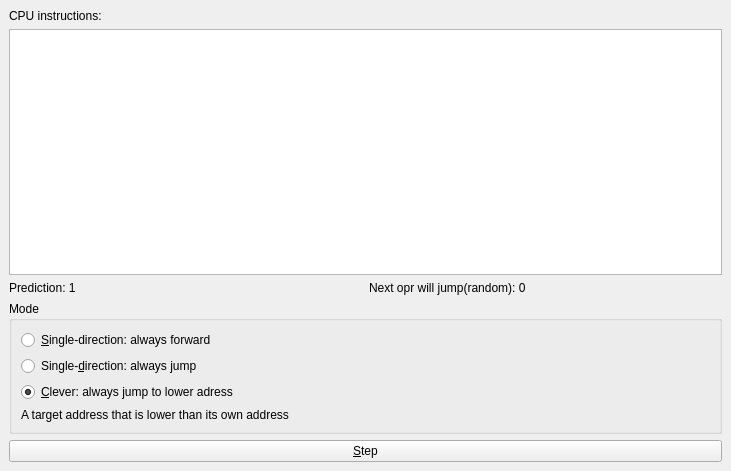
Above: mainwindow.ui from shlyakpavel/branch_predictor before the change. Below: the same form after it.
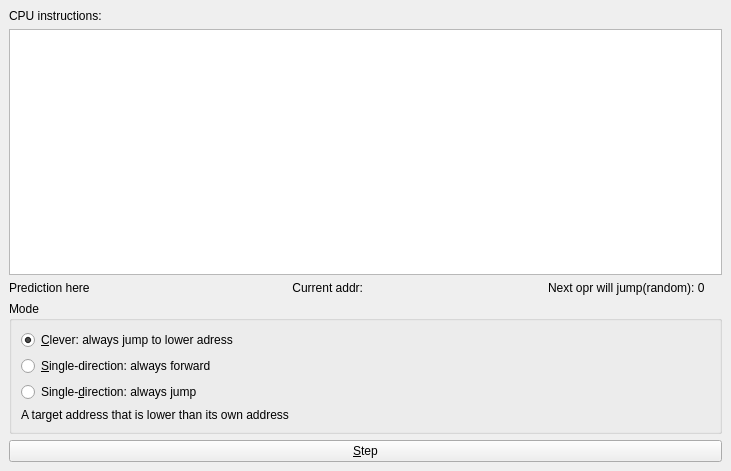
That is the form after the change.

```diff
--- a/mainwindow.ui
+++ b/mainwindow.ui
@@ -28,10 +28,27 @@
     </item>
     <item>
      <layout class="QHBoxLayout" name="horizontalLayout">
+      <item>
+       <widget class="QLabel" name="label_prediction">
+        <property name="text">
+         <string>Prediction here</string>
+        </property>
+       </widget>
+      </item>
+      <item>
+       <widget class="QLabel" name="label">
+        <property name="text">
+         <string>Current addr:</string>
+        </property>
+        <property name="alignment">
+         <set>Qt::AlignRight|Qt::AlignTrailing|Qt::AlignVCenter</set>
+        </property>
+       </widget>
+      </item>
       <item>
        <widget class="QLabel" name="label_3">
         <property name="text">
-         <string>Prediction: 1</string>
+         <string/>
         </property>
        </widget>
       </item>
@@ -52,20 +69,6 @@
          <string>Mode</string>
         </property>
         <layout class="QVBoxLayout" name="verticalLayout_2">
-         <item>
-          <widget class="QRadioButton" name="mode_forward">
-           <property name="text">
-            <string>&amp;Single-direction: always forward</string>
-           </property>
-          </widget>
-         </item>
-         <item>
-          <widget class="QRadioButton" name="mode_jump">
-           <property name="text">
-            <string>Single-&amp;direction: always jump</string>
-           </property>
-          </widget>
-         </item>
          <item>
           <widget class="QRadioButton" name="mode_clever">
            <property name="text">
@@ -77,7 +80,21 @@
           </widget>
          </item>
          <item>
-          <widget class="QLabel" name="label">
+          <widget class="QRadioButton" name="mode_forward">
+           <property name="text">
+            <string>&amp;Single-direction: always forward</string>
+           </property>
+          </widget>
+         </item>
+         <item>
+          <widget class="QRadioButton" name="mode_jump">
+           <property name="text">
+            <string>Single-&amp;direction: always jump</string>
+           </property>
+          </widget>
+         </item>
+         <item>
+          <widget class="QLabel" name="Description">
            <property name="text">
             <string>A target address that is lower than its own address</string>
            </property>
```
Left out of the diff: 24 changed lines with no effect on the pictures.
